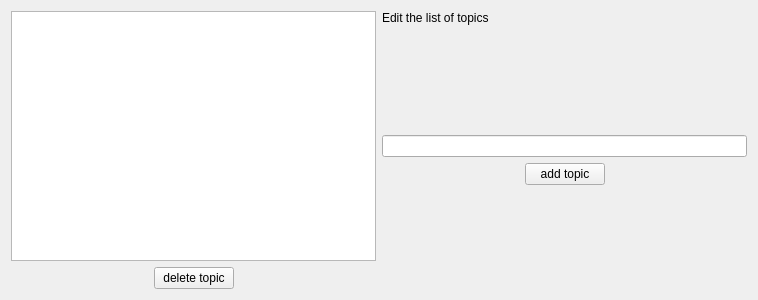
Qt form src/Assign_GUP/resources/topics_editor.ui (prjemian/assign_gup) before a commit.
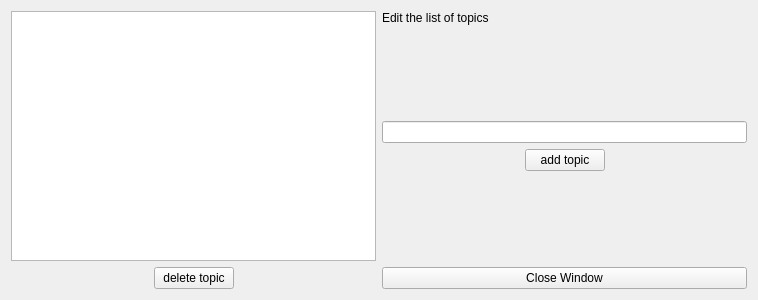
The same form after that commit.

Commit message: refs #1: topic editor (modal window) mostly complete

```diff
--- a/src/Assign_GUP/resources/topics_editor.ui
+++ b/src/Assign_GUP/resources/topics_editor.ui
@@ -135,6 +135,13 @@
          </property>
         </spacer>
        </item>
+       <item>
+        <widget class="QPushButton" name="close_pb">
+         <property name="text">
+          <string>Close Window</string>
+         </property>
+        </widget>
+       </item>
       </layout>
      </item>
     </layout>
```
Left out of the diff: 3 changed lines with no effect on the pictures. The commit also changes 6 other files.
